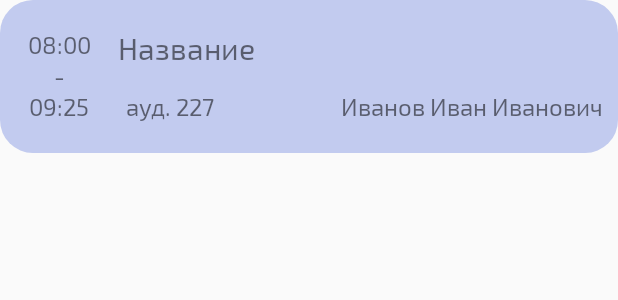
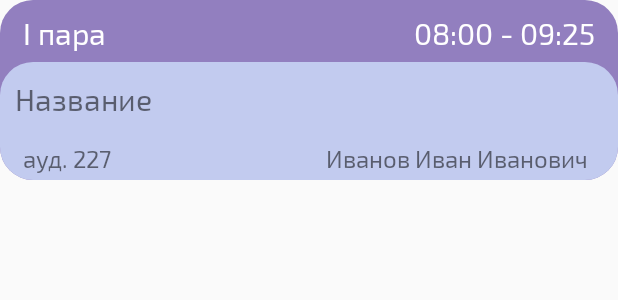
Before and after one commit to Rikhus/APTApp, an Android app: the layout subject_view_for_second_subgroup.xml on its own in the app's theme, with its tools: preview values and no code run, on a phone screen of 412 x 824 dp. Shown: the top 300 px of the screen. Run offline under Robolectric (Android 15) with nearby library versions, the phone set to English and light mode, and no system bars; network calls fail.

Commit message:
изменен дизайн элементов расписания, теперь смотреть его удобнее

```diff
--- a/app/src/main/java/com/rikhus/aptapp/Parsing/Subject.java
+++ b/app/src/main/java/com/rikhus/aptapp/Parsing/Subject.java
@@ -1,6 +1,7 @@
 package com.rikhus.aptapp.Parsing;
 
 public class Subject {
+    private String subjectNumber = "";
     private String subjectName = "";
     private String subjectAuditorium = "";
     private String subjectTimeStart = "";
@@ -26,6 +27,8 @@ public class Subject {
 
 
     // геттеры и сеттеры для всего
+    public String getSubjectNumber() {return subjectNumber;}
+    public void setSubjectNumber(String subjectNumber) {this.subjectNumber = subjectNumber;}
     public String getSubjectName() {return subjectName;}
     public void setSubjectName(String subjectName) {this.subjectName = subjectName;}
     public String getSubjectAuditorium() {return subjectAuditorium;}
@@ -53,7 +56,8 @@ public class Subject {
     public String getSecondSubgroupSubjectTeacher() {return secondSubgroupSubjectTeacher;}
     public void setSecondSubgroupSubjectTeacher(String secondSubgroupSubjectTeacher) {this.secondSubgroupSubjectTeacher = secondSubgroupSubjectTeacher;}
 
-    public Subject(String subjectName, String subjectAuditorium, String subjectTimeStart, String subjectTimeEnd, SubjectType subjectType, String subjectTeacher) {
+    public Subject(String subjectNumber, String subjectName, String subjectAuditorium, String subjectTimeStart, String subjectTimeEnd, SubjectType subjectType, String subjectTeacher) {
+        this.subjectNumber = subjectNumber;
         this.subjectName = subjectName;
         this.subjectAuditorium = subjectAuditorium;
         this.subjectTimeStart = subjectTimeStart;
--- a/app/src/main/res/layout/subject_view_for_second_subgroup.xml
+++ b/app/src/main/res/layout/subject_view_for_second_subgroup.xml
@@ -1,93 +1,92 @@
-<?xml version="1.0" encoding="utf-8"?>
 <LinearLayout xmlns:android="http://schemas.android.com/apk/res/android"
     android:id="@+id/subjectLayout"
     android:layout_width="match_parent"
-    android:layout_height="wrap_content"
-    android:orientation="horizontal"
+    android:layout_height="120dp"
+    android:orientation="vertical"
     android:gravity="center"
     android:layout_marginBottom="10dp"
     android:background="@drawable/rounded_element"
-    android:backgroundTint="@color/apt_blue">
+    android:backgroundTint="@color/colorAccent">
+
     <LinearLayout
         android:layout_width="match_parent"
-        android:layout_height="match_parent"
-        android:layout_weight="5"
-        android:layout_marginLeft="10dp"
-        android:layout_marginBottom="20dp"
-        android:layout_marginTop="20dp"
-        android:gravity="center"
-        android:orientation="vertical">
+        android:layout_height="0dp"
+        android:layout_weight="1"
+        android:layout_marginTop="10dp"
+        android:layout_marginBottom="5dp"
+        android:layout_marginLeft="15dp"
+        android:layout_marginRight="15dp"
+        android:orientation="horizontal">
         <TextView
-            android:id="@+id/subjectTimeStart"
-            android:layout_width="match_parent"
-            android:layout_height="match_parent"
-            android:gravity="center"
+            android:id="@+id/subjectNumberView"
+            android:layout_width="0dp"
+            android:layout_height="wrap_content"
             android:layout_weight="1"
-            android:text="@string/time_start"
-            android:textSize="16sp" />
+            android:gravity="center|start"
+            android:textSize="20sp"
+            android:textColor="@color/apt_background"
+            android:text="I пара"/>
         <TextView
-            android:id="@+id/subjectDash"
-            android:layout_width="match_parent"
-            android:layout_height="match_parent"
-            android:gravity="center"
+            android:id="@+id/subjectTimeView"
+            android:layout_width="0dp"
+            android:layout_height="wrap_content"
             android:layout_weight="1"
-            android:text="-"
-            android:textSize="16sp" />
-        <TextView
-            android:id="@+id/subjectTimeEnd"
-            android:layout_width="match_parent"
-            android:layout_height="match_parent"
-            android:gravity="center"
-            android:layout_weight="1"
-            android:text="@string/time_end"
-            android:textSize="16sp" />
+            android:textSize="20sp"
+            android:gravity="center|end"
+            android:textColor="@color/apt_background"
+            android:text="08:00 - 09:25"/>
     </LinearLayout>
 
     <LinearLayout
         android:id="@+id/subjectInfo"
-        android:layout_weight="1"
+        android:layout_weight="3"
         android:layout_width="match_parent"
-        android:layout_height="match_parent"
-        android:layout_marginBottom="20dp"
-        android:layout_marginTop="20dp"
-        android:layout_marginLeft="10dp"
+        android:layout_height="0dp"
+        android:backgroundTint="@color/apt_blue"
+        android:background="@drawable/rounded_element"
         android:orientation="vertical">
 
         <TextView
             android:id="@+id/subjectNameView"
             android:layout_width="match_parent"
-            android:layout_height="match_parent"
-            android:layout_weight="1"
+            android:layout_height="0dp"
+            android:layout_weight="2"
+            android:layout_marginLeft="10dp"
+            android:layout_marginStart="10dp"
+            android:gravity="center|start"
             android:text="@string/name"
             android:textSize="20sp" />
 
         <LinearLayout
             android:layout_width="match_parent"
-            android:layout_height="match_parent"
-            android:layout_weight="2"
+            android:layout_height="0dp"
+            android:layout_weight="1"
+            android:layout_marginLeft="10dp"
+            android:layout_marginRight="10dp"
             android:orientation="horizontal">
             <TextView
                 android:id="@+id/subjectAuditoriumView"
-                android:layout_width="match_parent"
+                android:layout_width="0dp"
                 android:layout_height="match_parent"
                 android:layout_marginLeft="5dp"
-                android:layout_weight="3"
+                android:layout_weight="1"
                 android:gravity="center|start"
                 android:text="@string/auditorium_example"
                 android:textSize="16sp"
                 android:layout_marginStart="5dp" />
             <TextView
                 android:id="@+id/teacherNameView"
-                android:layout_width="match_parent"
+                android:layout_width="0dp"
                 android:layout_height="match_parent"
+                android:maxLines="1"
                 android:textSize="16sp"
-                android:maxLines="1"
                 android:text="@string/teacher_name_example"
                 android:gravity="center|end"
                 android:layout_marginRight="10dp"
                 android:layout_marginEnd="10dp"
-                android:layout_weight="1" />
+                android:layout_weight="3" />
         </LinearLayout>
+
     </LinearLayout>
 
 </LinearLayout>
```
Also changed, not shown: app/src/main/java/com/rikhus/aptapp/Parsing/AptParse.java (+36 -49 lines), app/src/main/java/com/rikhus/aptapp/Parsing/SubjectAdapter.java (+7 -9 lines), app/src/main/res/layout/subject_view.xml (+42 -43 lines), app/src/main/res/layout/subject_view_for_first_subgroup.xml (+44 -45 lines), app/src/main/res/layout/subject_view_for_two_subgroups.xml (+43 -57 lines).
